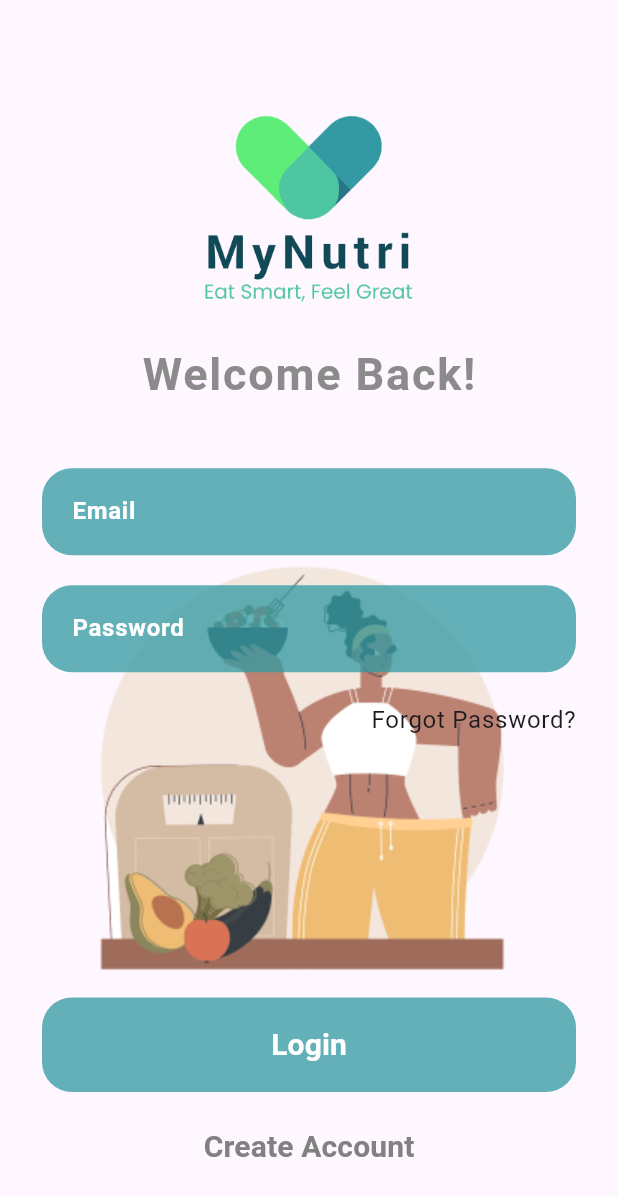
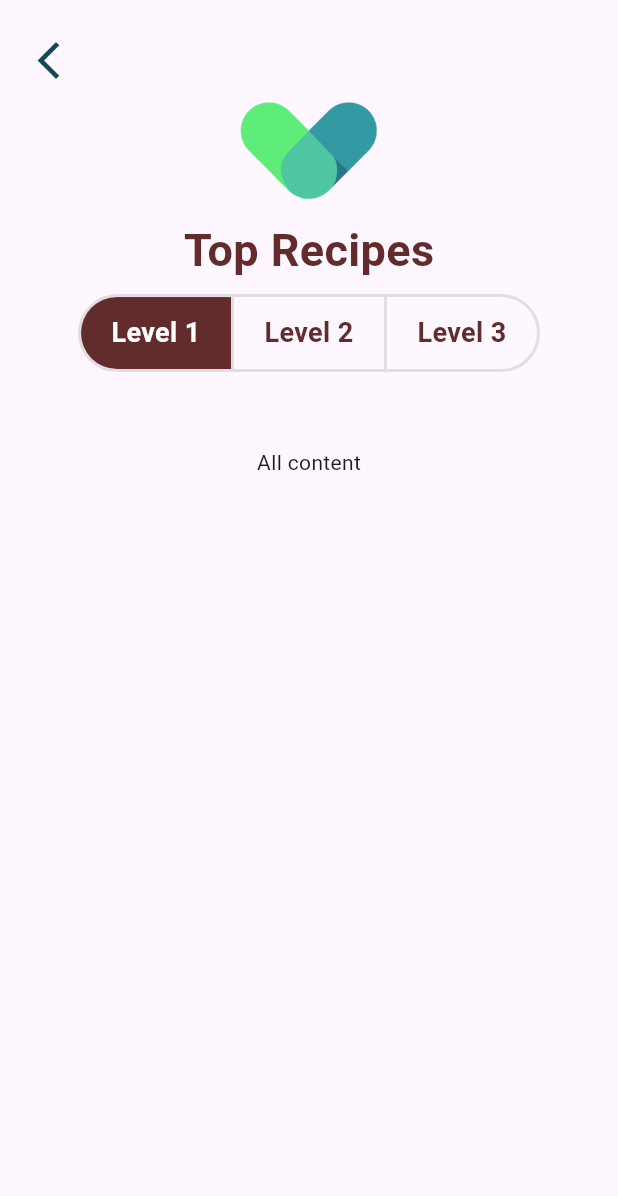
Before and after one commit to Navindu-Ashen/MyNutri, a Flutter app: the screen it shows after launch, on a phone screen of 412 x 824 dp. Shown: the top 1196 px of the screen. Run offline on Flutter 3.47's test engine with Material 3 defaults, Android fonts, the phone set to English and light mode, and no system bars; our stand-ins replace cloud_firestore, convex_bottom_bar, firebase_auth, firebase_core; accounts and stored records are empty.

Commit message:
Update databse settings and filters

```diff
--- /dev/null
+++ b/my_nutri/lib/Screens/all_recipes.dart
@@ -0,0 +1,145 @@
+import 'package:flutter/material.dart';
+
+class AllRecipesScreen extends StatefulWidget {
+  const AllRecipesScreen({super.key});
+
+  @override
+  State<AllRecipesScreen> createState() => _AllRecipesScreenState();
+}
+
+class _AllRecipesScreenState extends State<AllRecipesScreen> {
+  List<bool> isSelected = [true, false, false];
+  int currnetIndex = 0;
+  String currentFilter = "";
+  @override
+  Widget build(BuildContext context) {
+    if (currnetIndex == 0) {
+      currentFilter = "all";
+    } else if (currnetIndex == 1) {
+      currentFilter = "veg";
+    } else if (currnetIndex == 2) {
+      currentFilter = "non-veg";
+    }
+    print(currentFilter);
+    return Scaffold(
+      body: SafeArea(
+        child: Center(
+          child: Column(
+            children: [
+              Row(
+                mainAxisAlignment: MainAxisAlignment.start,
+                children: [
+                  Padding(
+                    padding: const EdgeInsets.only(
+                      left: 16,
+                      top: 16,
+                    ),
+                    child: IconButton(
+                      onPressed: () => Navigator.pop(context),
+                      icon: const Icon(
+                        Icons.arrow_back_ios,
+                      ),
+                      iconSize: 30,
+                      color: Color.fromARGB(255, 18, 73, 86),
+                    ),
+                  ),
+                ],
+              ),
+              Image.asset(
+                "assets/logoFinal.png",
+                width: 100,
+              ),
+              Padding(
+                padding: const EdgeInsets.all(8.0),
+                child: Text(
+                  "Top Recipes",
+                  style: TextStyle(
+                    color: const Color.fromARGB(255, 99, 44, 44),
+                    fontSize: 30,
+                    fontWeight: FontWeight.bold,
+                  ),
+                ),
+              ),
+              Column(
+                children: [
+                  Container(
+                    decoration: BoxDecoration(
+                      borderRadius: BorderRadius.circular(20),
+                    ),
+                    child: ToggleButtons(
+                      isSelected: isSelected,
+                      selectedColor: Color.fromARGB(255, 255, 255, 255),
+                      color: Color.fromARGB(255, 99, 44, 44),
+                      fillColor: Color.fromARGB(255, 99, 44, 44),
+                      renderBorder: true,
+                      borderRadius: BorderRadius.circular(100),
+                      borderWidth: 2,
+                      children: [
+                        Container(
+                          width: 100,
+                          padding: const EdgeInsets.symmetric(horizontal: 12),
+                          child: Text(
+                            'Level 1',
+                            textAlign: TextAlign.center,
+                            style: TextStyle(
+                              fontSize: 18,
+                              fontWeight: FontWeight.bold,
+                            ),
+                          ),
+                        ),
+                        Container(
+                          width: 100,
+                          padding: const EdgeInsets.symmetric(horizontal: 12),
+                          child: Text(
+                            'Level 2',
+                            textAlign: TextAlign.center,
+                            style: TextStyle(
+                              fontSize: 18,
+                              fontWeight: FontWeight.bold,
+                            ),
+                          ),
+                        ),
+                        Container(
+                          width: 100,
+                          padding: const EdgeInsets.symmetric(horizontal: 12),
+                          child: Text(
+                            'Level 3',
+                            textAlign: TextAlign.center,
+                            style: TextStyle(
+                              fontSize: 18,
+                              fontWeight: FontWeight.bold,
+                            ),
+                          ),
+                        ),
+                      ],
+                      onPressed: (int newIndex) {
+                        setState(() {
+                          currnetIndex = newIndex;
+                          for (int index = 0;
+                              index < isSelected.length;
+                              index++) {
+                            if (index == newIndex) {
+                              isSelected[index] = true;
+                            } else {
+                              isSelected[index] = false;
+                            }
+                          }
+                        });
+                      },
+                    ),
+                  ),
+                  const SizedBox(
+                    height: 50,
+                  ),
+                  if (currentFilter == "all") Text("All content"),
+                  if (currentFilter == "veg") Text("Vegetarian"),
+                  if (currentFilter == "non-veg") Text("Non-vegetarian"),
+                ],
+              ),
+            ],
+          ),
+        ),
+      ),
+    );
+  }
+}
--- a/my_nutri/lib/Screens/login_page.dart
+++ b/my_nutri/lib/Screens/login_page.dart
@@ -1,5 +1,6 @@
 import 'package:firebase_auth/firebase_auth.dart';
 import 'package:flutter/material.dart';
+import 'package:my_nutri/Screens/get_started.dart';
 import 'package:my_nutri/Screens/sign_up.dart';
 
 final _firebase = FirebaseAuth.instance;
@@ -48,6 +49,11 @@ class _LoginPageState extends State<LoginPage> {
     setState(() {
       _isAuthenticating = false;
     });
+    Navigator.of(context).push(
+      MaterialPageRoute(
+        builder: (ctx) => GetStartedScreen(),
+      ),
+    );
   }
 
   @override
--- a/my_nutri/lib/main.dart
+++ b/my_nutri/lib/main.dart
@@ -2,6 +2,9 @@ import 'package:firebase_auth/firebase_auth.dart';
 import 'package:flutter/material.dart';
 import 'package:flutter/services.dart';
 import 'package:firebase_core/firebase_core.dart';
+import 'package:my_nutri/Screens/all_recipes.dart';
+import 'package:my_nutri/Screens/get_data.dart';
+import 'package:my_nutri/Screens/get_started.dart';
 import 'package:my_nutri/Screens/home.dart';
 import 'package:my_nutri/Screens/login_page.dart';
 import 'firebase_options.dart';
@@ -37,7 +40,7 @@ class MyApp extends StatelessWidget {
           if (snapshot.hasData) {
             return const HomeScreen();
           }
-          return const LoginPage();
+          return AllRecipesScreen();
         },
       ),
     );
```
Also changed, not shown: my_nutri/lib/Screens/get_data.dart (added, +129 -0 lines), Assets/5141806_51154.jpg (added), Assets/9979167_4252349.jpg (added), Assets/sunset 2.jpg (added), my_nutri/assets/logoFinal.png (added), my_nutri/firebase.json (added), my_nutri/lib/firebase_options.dart, 5 other files.
